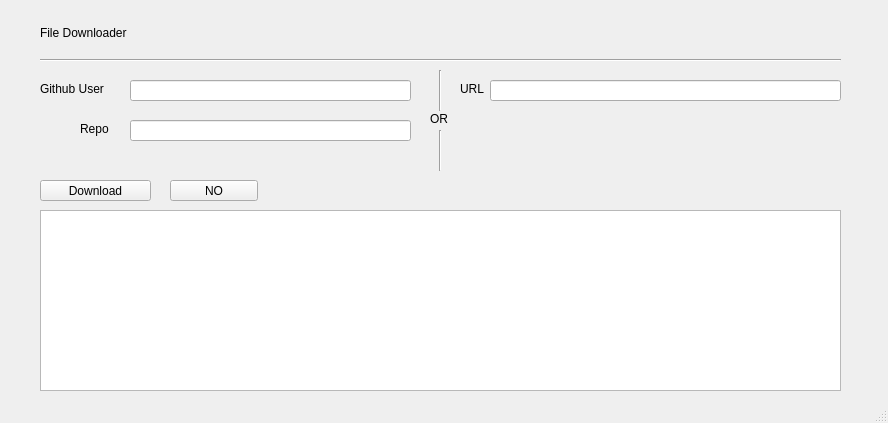
First picture: the form in src/mainwindow.ui, repository gunnerdumas/parkinson_app, before the edit.
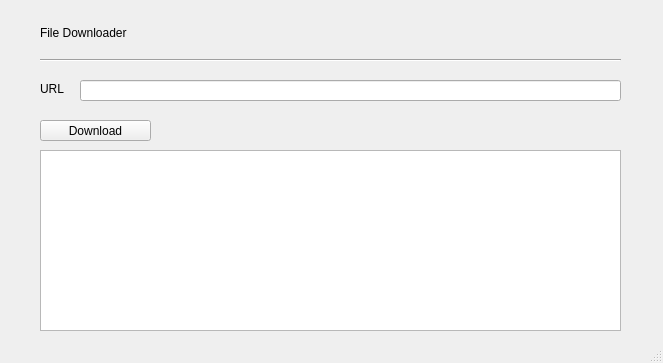
Second picture: the form after the edit.

Diff of the .ui file:
```diff
--- a/src/mainwindow.ui
+++ b/src/mainwindow.ui
@@ -6,8 +6,8 @@
    <rect>
     <x>0</x>
     <y>0</y>
-    <width>888</width>
-    <height>423</height>
+    <width>663</width>
+    <height>363</height>
    </rect>
   </property>
   <property name="windowTitle">
@@ -21,7 +21,7 @@
     <property name="geometry">
      <rect>
       <x>40</x>
-      <y>180</y>
+      <y>120</y>
       <width>111</width>
       <height>21</height>
      </rect>
@@ -30,120 +30,22 @@
      <string>Download</string>
     </property>
    </widget>
-   <widget class="QPushButton" name="noBtn">
-    <property name="geometry">
-     <rect>
-      <x>170</x>
-      <y>180</y>
-      <width>88</width>
-      <height>21</height>
-     </rect>
-    </property>
-    <property name="text">
-     <string>NO</string>
-    </property>
-   </widget>
    <widget class="QTextBrowser" name="textBrowser">
     <property name="geometry">
      <rect>
       <x>40</x>
-      <y>210</y>
-      <width>801</width>
+      <y>150</y>
+      <width>581</width>
       <height>181</height>
      </rect>
     </property>
    </widget>
-   <widget class="QLineEdit" name="github_user_box">
-    <property name="geometry">
-     <rect>
-      <x>130</x>
-      <y>80</y>
-      <width>281</width>
-      <height>21</height>
-     </rect>
-    </property>
-   </widget>
-   <widget class="QLineEdit" name="github_repo_box">
-    <property name="geometry">
-     <rect>
-      <x>130</x>
-      <y>120</y>
-      <width>281</width>
-      <height>21</height>
-     </rect>
-    </property>
-   </widget>
-   <widget class="QLabel" name="github_user_label">
-    <property name="geometry">
-     <rect>
-      <x>40</x>
-      <y>80</y>
-      <width>81</width>
-      <height>18</height>
-     </rect>
-    </property>
-    <property name="text">
-     <string>Github User</string>
-    </property>
-   </widget>
-   <widget class="QLabel" name="label_2">
-    <property name="geometry">
-     <rect>
-      <x>80</x>
-      <y>120</y>
-      <width>41</width>
-      <height>18</height>
-     </rect>
-    </property>
-    <property name="text">
-     <string>Repo</string>
-    </property>
-   </widget>
-   <widget class="Line" name="line">
-    <property name="geometry">
-     <rect>
-      <x>430</x>
-      <y>130</y>
-      <width>21</width>
-      <height>41</height>
-     </rect>
-    </property>
-    <property name="orientation">
-     <enum>Qt::Vertical</enum>
-    </property>
-   </widget>
-   <widget class="QLabel" name="label_3">
-    <property name="geometry">
-     <rect>
-      <x>430</x>
-      <y>110</y>
-      <width>21</width>
-      <height>18</height>
-     </rect>
-    </property>
-    <property name="text">
-     <string>OR</string>
-    </property>
-   </widget>
-   <widget class="Line" name="line_2">
-    <property name="geometry">
-     <rect>
-      <x>430</x>
-      <y>70</y>
-      <width>21</width>
-      <height>41</height>
-     </rect>
-    </property>
-    <property name="orientation">
-     <enum>Qt::Vertical</enum>
-    </property>
-   </widget>
    <widget class="Line" name="line_3">
     <property name="geometry">
      <rect>
       <x>40</x>
       <y>50</y>
-      <width>801</width>
+      <width>581</width>
       <height>20</height>
      </rect>
     </property>
@@ -154,7 +56,7 @@
    <widget class="QLabel" name="label_4">
     <property name="geometry">
      <rect>
-      <x>460</x>
+      <x>40</x>
       <y>80</y>
       <width>31</width>
       <height>18</height>
@@ -167,9 +69,9 @@
    <widget class="QLineEdit" name="url_box">
     <property name="geometry">
      <rect>
-      <x>490</x>
+      <x>80</x>
       <y>80</y>
-      <width>351</width>
+      <width>541</width>
       <height>21</height>
      </rect>
     </property>
```
Left out of the diff: 3 changed lines with no effect on the pictures.
